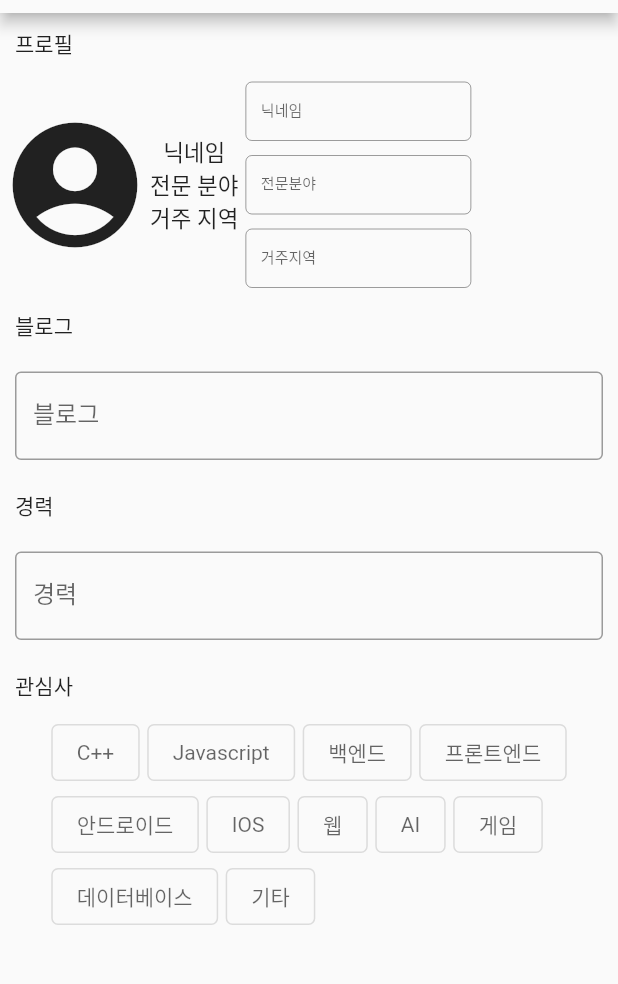
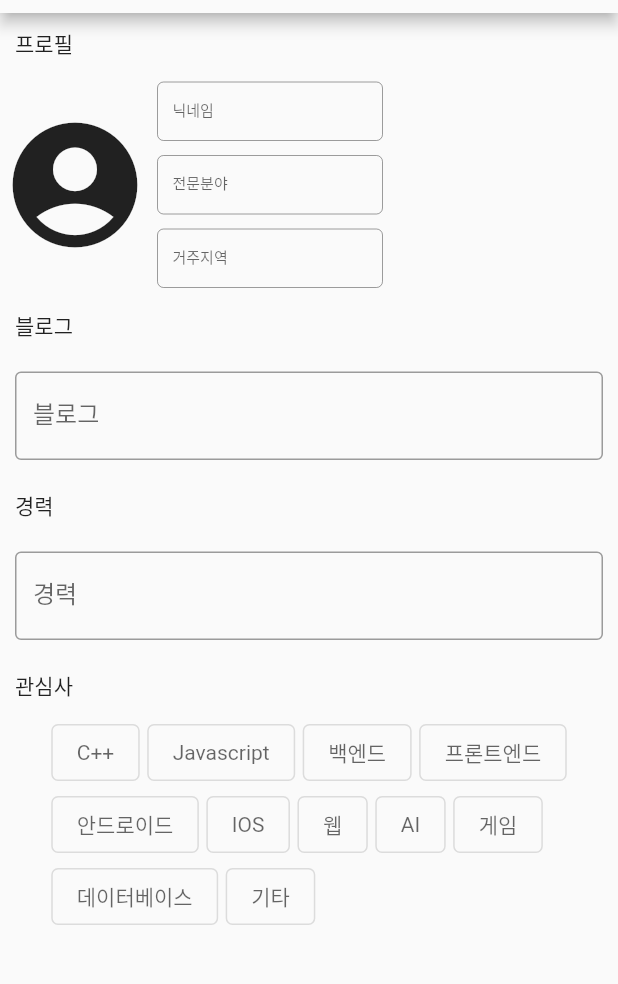
Before and after one commit to computerteam9/MEETEAM, a Flutter app: the ExplorerPage screen opened directly, on a phone screen of 412 x 824 dp, the part 71-1055 px from its top. Run offline on Flutter 3.47's test engine with Material 2 defaults, Android fonts, the phone set to English and light mode, and no system bars.

Commit message:
삭제 : 겹치는 친구

```diff
--- a/lib/profile_write.dart
+++ b/lib/profile_write.dart
@@ -53,22 +53,6 @@ class ProfileWrite extends State<ExplorerPage> {
               mainAxisAlignment: MainAxisAlignment.start,
               children: <Widget>[
                 Icon(Icons.account_circle, size: 100),
-                Column(
-                    mainAxisAlignment: MainAxisAlignment.start,
-                    children: <Widget>[
-                      Text(
-                        "닉네임",
-                        style: TextStyle(fontSize: 15),
-                      ),
-                      Text(
-                        "전문 분야",
-                        style: TextStyle(fontSize: 15),
-                      ),
-                      Text(
-                        "거주 지역",
-                        style: TextStyle(fontSize: 15),
-                      )
-                    ]),
                 Column(children: [
                   Container(
                     margin: const EdgeInsets.all(5),
```
